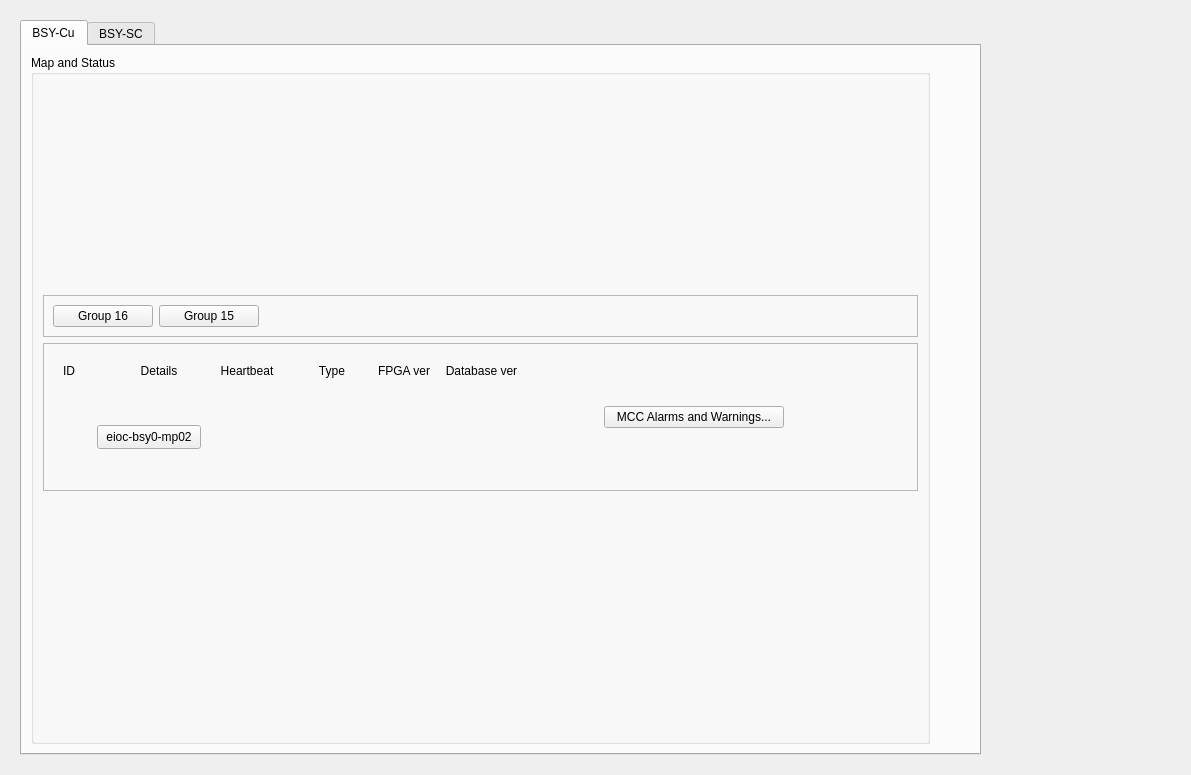
This is bsy0_main.ui in ad-build-test/pydm-mps as Qt 5 draws it before an edit. The edited form follows.
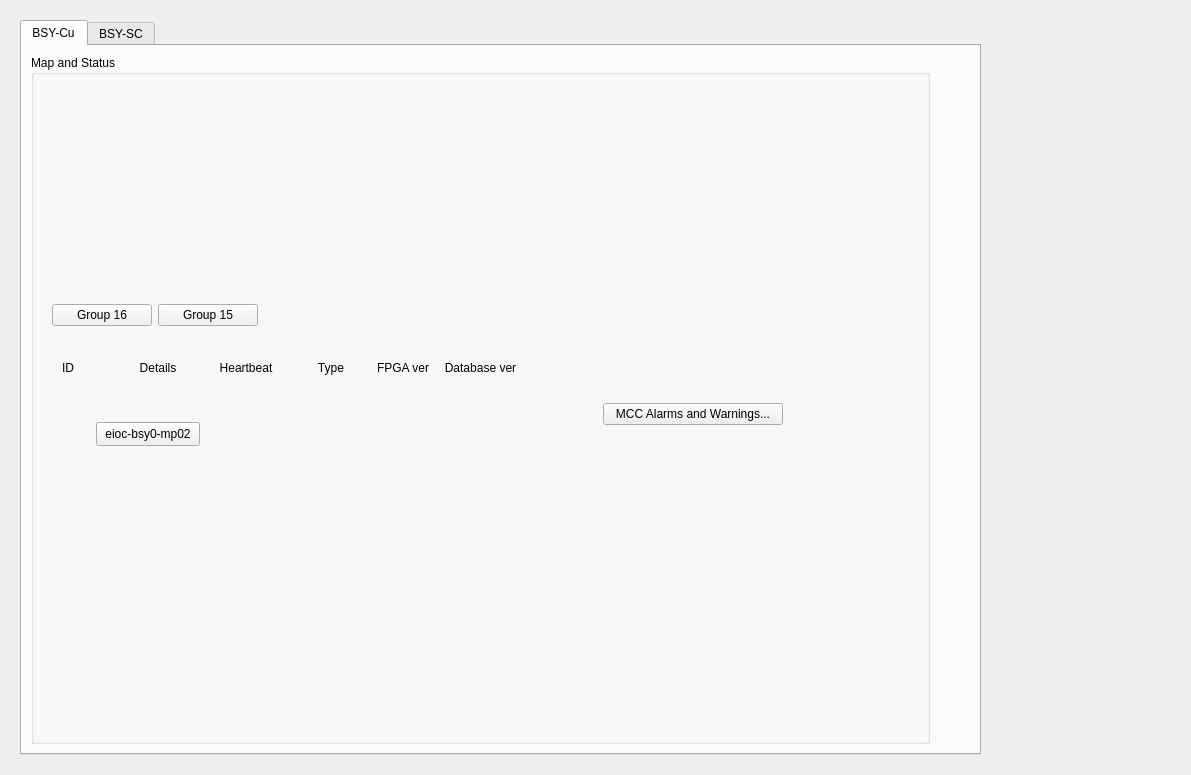
This is the edited form. Custom widgets are drawn as their Qt base class.

Diff of the .ui file:
```diff
--- a/bsy0_main.ui
+++ b/bsy0_main.ui
@@ -54,7 +54,7 @@
              <item row="1" column="0">
               <widget class="QFrame" name="frame_3">
                <property name="frameShape">
-                <enum>QFrame::StyledPanel</enum>
+                <enum>QFrame::NoFrame</enum>
                </property>
                <property name="frameShadow">
                 <enum>QFrame::Raised</enum>
@@ -149,7 +149,7 @@
              <item row="2" column="0">
               <widget class="QFrame" name="frame_4">
                <property name="frameShape">
-                <enum>QFrame::StyledPanel</enum>
+                <enum>QFrame::NoFrame</enum>
                </property>
                <property name="frameShadow">
                 <enum>QFrame::Raised</enum>
```
Left out of the diff: 4 changed lines with no effect on the pictures.
